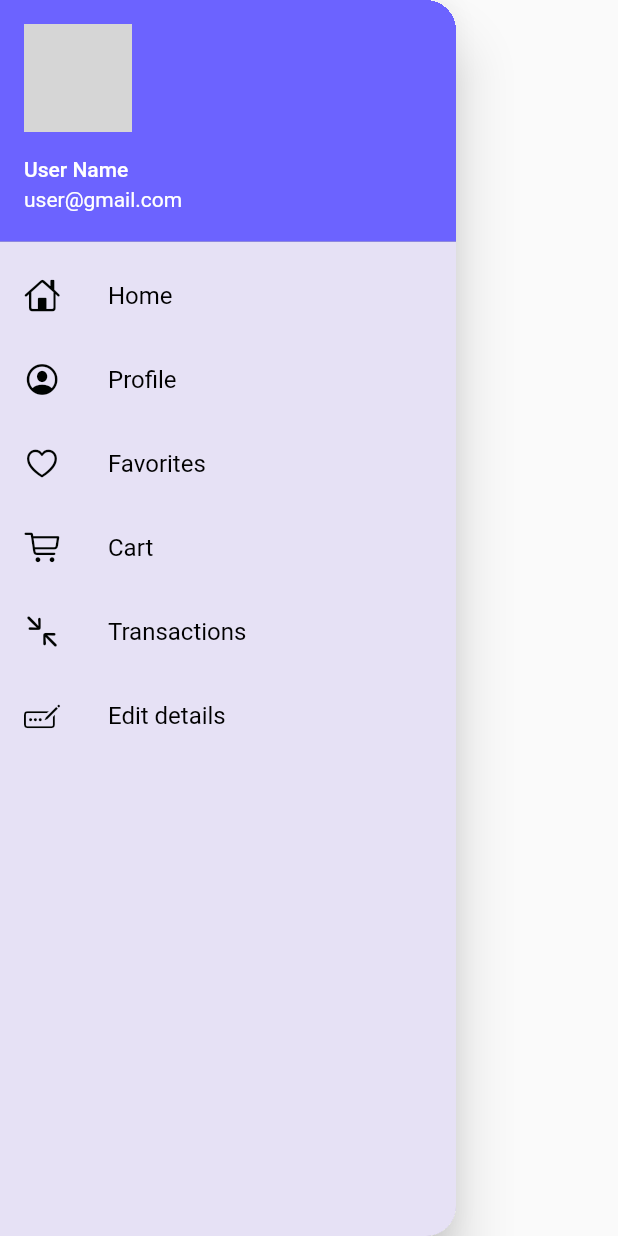
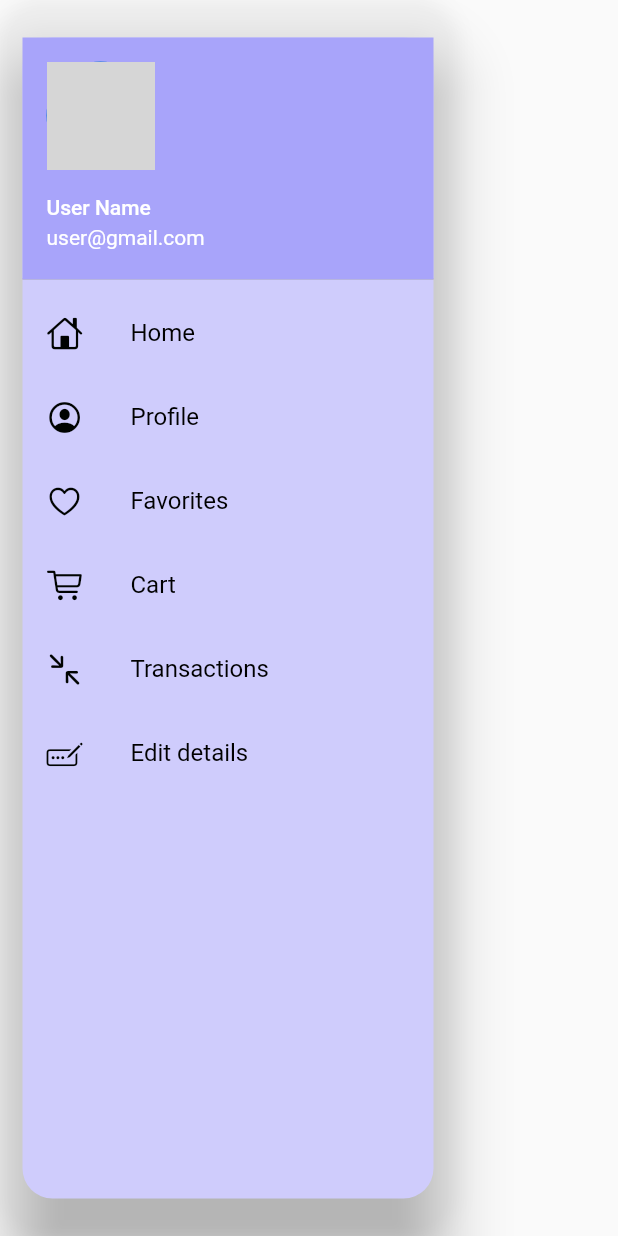
Before and after one commit to Legit-Ox/ListNGo, a Flutter app: what drawerWidget() shows on an empty page, opened directly, on a phone screen of 412 x 824 dp. Run offline on Flutter 3.47's test engine with Material 2 defaults, Android fonts, the phone set to English and light mode, and no system bars; our stand-ins replace cloud_firestore, email_validator, firebase_auth, firebase_core, fl_chart, flutter_svg and 7 more; missing offline and left inert: geolocator_android, geolocator_apple; accounts and stored records are empty; grey boxes are pictures that could not be loaded.

Commit message:
Conflicts resolved

```diff
--- a/listngo/lib/widgets/user_drawer.dart
+++ b/listngo/lib/widgets/user_drawer.dart
@@ -1,5 +1,4 @@
 import 'package:flutter/material.dart';
-import 'package:cupertino_icons/cupertino_icons.dart';
 import 'package:flutter/cupertino.dart';
 
 class drawerWidget extends StatefulWidget {
@@ -13,25 +12,35 @@ class _drawerWidgetState extends State<drawerWidget> {
   @override
   Widget build(BuildContext context) {
     return Drawer(
-      shape: const RoundedRectangleBorder(
-        borderRadius: BorderRadius.only(
-            topRight: Radius.circular(20), bottomRight: Radius.circular(20)),
+      backgroundColor: Colors.transparent,
+      shape: RoundedRectangleBorder(
+        borderRadius: BorderRadius.circular(30),
       ),
+      child: Padding(
+        padding: const EdgeInsets.symmetric(horizontal: 15, vertical: 25),
         child: Container(
-        color: Color.fromARGB(50, 150, 122, 225),
+          decoration: BoxDecoration(
+            borderRadius: BorderRadius.circular(20),
+            color: const Color.fromARGB(255, 207, 204, 252),
+          ),
+          // margin: EdgeInsets.all(20),
+
           child: ListView(
             padding: EdgeInsets.zero,
-          children: [
+            children: const [
               DrawerHeader(
                 padding: EdgeInsets.zero,
                 child: UserAccountsDrawerHeader(
                   margin: EdgeInsets.zero,
+
                   decoration:
-                    BoxDecoration(color: Color.fromARGB(255, 108, 99, 255)),
+                      BoxDecoration(color: Color.fromARGB(255, 168, 164, 250)),
+                  // Color.fromARGB(255, 108, 99, 255)
                   accountName: Text("User Name"),
                   accountEmail: Text("user@gmail.com"),
                   currentAccountPicture: CircleAvatar(
-                  backgroundImage: AssetImage("assets/images/dp.jpg"),
+                    backgroundImage:
+                        AssetImage("assets/images/dp.jpg"), //user image
                   ),
                 ),
               ),
@@ -98,6 +107,7 @@ class _drawerWidgetState extends State<drawerWidget> {
             ],
           ),
         ),
+      ),
     );
   }
 }
```
Also changed, not shown: listngo/lib/screens/Customer/customer_dashboard.dart (+11 -1 lines). Lines whose indentation alone changed are shown as unchanged.
